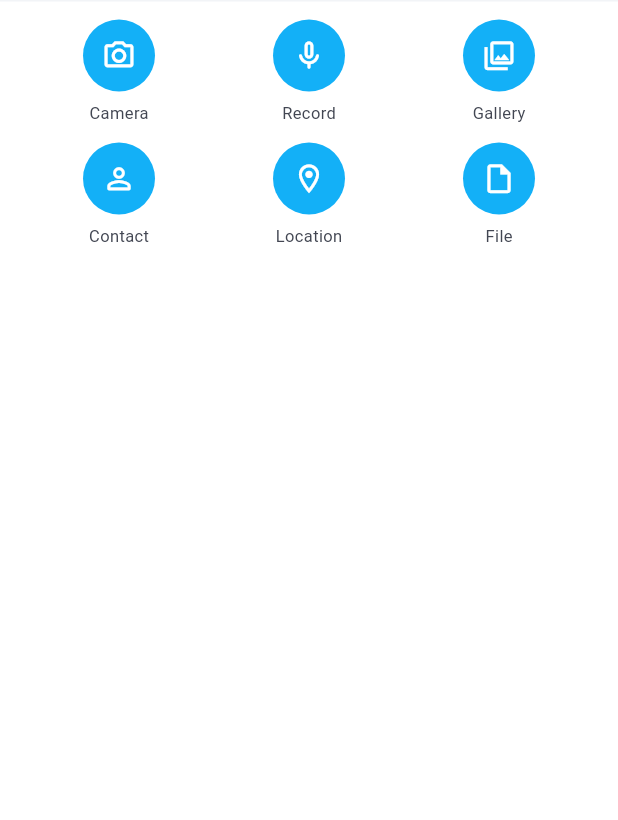
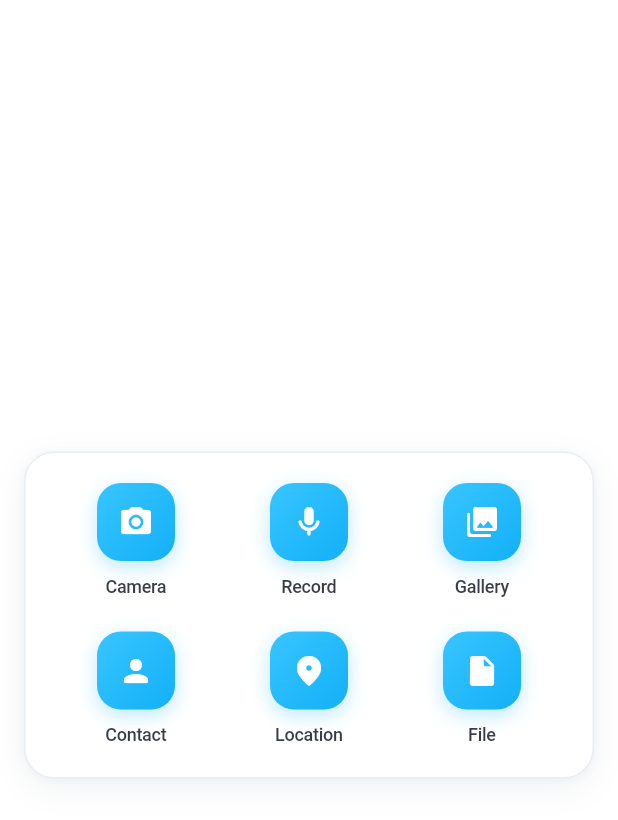
Before and after one commit to liejinxin1/flutter-im-app, a Flutter app: the AttachmentPanel widget shown alone on an empty page, opened directly with empty values, on a phone screen of 412 x 824 dp. Shown: the top 820 px of the screen. Run offline on Flutter 3.47's test engine with Material 3 defaults, Android fonts, the phone set to English and light mode, and no system bars; our stand-ins replace audioplayers, flutter_svg, go_router, image_picker, shared_preferences; missing offline and left inert: agora_chat_sdk, record; accounts and stored records are empty.

Commit message:
style: optimize conversation attachment panel layout and visual hierarchy

```diff
--- a/lib/ui/features/conversation/views/conversation_screen.dart
+++ b/lib/ui/features/conversation/views/conversation_screen.dart
@@ -571,23 +571,32 @@ class _ConversationScreenState extends State<ConversationScreen> {
                         onDelete: () => unawaited(_deleteSelection()),
                       )
                     else ...[
-                      if (_composer.attachmentsExpanded)
-                        AttachmentPanel(
+                      AnimatedSize(
+                        duration: const Duration(milliseconds: 220),
+                        curve: Curves.easeOutCubic,
+                        child: _composer.attachmentsExpanded
+                            ? AttachmentPanel(
                                 isRecording: _composer.isRecording,
                                 elapsed: _composer.elapsed,
                                 isBusy: _composer.isBusy,
-                          onCamera: () =>
-                              unawaited(_pickImage(MediaImageSource.camera)),
-                          onGallery: () =>
-                              unawaited(_pickImage(MediaImageSource.gallery)),
+                                onCamera: () => unawaited(
+                                  _pickImage(MediaImageSource.camera),
+                                ),
+                                onGallery: () => unawaited(
+                                  _pickImage(MediaImageSource.gallery),
+                                ),
                                 onRecord: () => unawaited(_toggleRecording()),
                                 onContact: () => _showMessage(
                                   context.l10n.contactShareUnavailable,
                                 ),
-                          onLocation: () =>
-                              _showMessage(context.l10n.locationUnavailable),
-                          onDocument: () =>
-                              _showMessage(context.l10n.documentUnavailable),
+                                onLocation: () => _showMessage(
+                                  context.l10n.locationUnavailable,
+                                ),
+                                onDocument: () => _showMessage(
+                                  context.l10n.documentUnavailable,
+                                ),
+                              )
+                            : const SizedBox.shrink(),
                       ),
                       MessageComposer(
                         controller: _messageController,
--- a/lib/ui/features/conversation/widgets/attachment_panel.dart
+++ b/lib/ui/features/conversation/widgets/attachment_panel.dart
@@ -3,7 +3,7 @@ import 'package:flutter/material.dart';
 import '../../../core/localization/l10n.dart';
 import '../../../core/theme/app_theme.dart';
 
-/// Expandable attachment grid under the timeline.
+/// Floating card attachment grid under the timeline.
 class AttachmentPanel extends StatelessWidget {
   const AttachmentPanel({
     super.key,
@@ -31,24 +31,44 @@ class AttachmentPanel extends StatelessWidget {
   @override
   Widget build(BuildContext context) {
     final l10n = context.l10n;
-    return Container(
-      width: double.infinity,
-      decoration: const BoxDecoration(
-        color: AppColors.surface,
-        border: Border(top: BorderSide(color: AppColors.divider)),
+    return Padding(
+      padding: const EdgeInsets.fromLTRB(16, 6, 16, 10),
+      child: Center(
+        child: ConstrainedBox(
+          constraints: const BoxConstraints(maxWidth: 420),
+          child: Container(
+            decoration: BoxDecoration(
+              color: Colors.white,
+              borderRadius: BorderRadius.circular(20),
+              border: Border.all(color: const Color(0xFFE8EEF5), width: 1),
+              boxShadow: const [
+                BoxShadow(
+                  color: Color(0x0F0D2447),
+                  blurRadius: 18,
+                  offset: Offset(0, 6),
                 ),
-      padding: const EdgeInsets.fromLTRB(16, 12, 16, 10),
+                BoxShadow(
+                  color: Color(0x0A0D2447),
+                  blurRadius: 4,
+                  offset: Offset(0, 1),
+                ),
+              ],
+            ),
+            padding: const EdgeInsets.symmetric(horizontal: 16, vertical: 16),
             child: Column(
+              mainAxisSize: MainAxisSize.min,
               children: [
                 Row(
                   children: [
                     _AttachmentAction(
-                icon: Icons.camera_alt_outlined,
+                      icon: Icons.camera_alt_rounded,
                       label: l10n.camera,
                       onTap: onCamera,
                     ),
                     _AttachmentAction(
-                icon: isRecording ? Icons.stop_rounded : Icons.mic_none_rounded,
+                      icon: isRecording
+                          ? Icons.stop_rounded
+                          : Icons.mic_rounded,
                       label: isRecording
                           ? l10n.stopRecording(_format(elapsed))
                           : l10n.voiceRecording,
@@ -56,33 +76,36 @@ class AttachmentPanel extends StatelessWidget {
                       highlight: isRecording,
                     ),
                     _AttachmentAction(
-                icon: Icons.photo_library_outlined,
+                      icon: Icons.photo_library_rounded,
                       label: l10n.gallery,
                       onTap: onGallery,
                     ),
                   ],
                 ),
-          const SizedBox(height: 12),
+                const SizedBox(height: 14),
                 Row(
                   children: [
                     _AttachmentAction(
-                icon: Icons.person_outline_rounded,
+                      icon: Icons.person_rounded,
                       label: l10n.contact,
                       onTap: onContact,
                     ),
                     _AttachmentAction(
-                icon: Icons.location_on_outlined,
+                      icon: Icons.location_on_rounded,
                       label: l10n.location,
                       onTap: onLocation,
                     ),
                     _AttachmentAction(
-                icon: Icons.insert_drive_file_outlined,
+                      icon: Icons.insert_drive_file_rounded,
                       label: l10n.document,
                       onTap: onDocument,
                     ),
                   ],
                 ),
               ],
+            ),
+          ),
+        ),
       ),
     );
   }
@@ -108,33 +131,72 @@ class _AttachmentAction extends StatelessWidget {
   final bool highlight;
 
   @override
-  Widget build(BuildContext context) => Expanded(
+  Widget build(BuildContext context) {
+    final bgGradient = highlight
+        ? const LinearGradient(
+            colors: [Color(0xFFFF5E5E), AppColors.danger],
+            begin: Alignment.topLeft,
+            end: Alignment.bottomRight,
+          )
+        : const LinearGradient(
+            colors: [Color(0xFF38C5FF), AppColors.send],
+            begin: Alignment.topLeft,
+            end: Alignment.bottomRight,
+          );
+
+    final glowColor = highlight
+        ? AppColors.danger.withValues(alpha: 0.32)
+        : AppColors.send.withValues(alpha: 0.28);
+
+    return Expanded(
+      child: Material(
+        color: Colors.transparent,
         child: InkWell(
           onTap: onTap,
-      borderRadius: BorderRadius.circular(12),
+          borderRadius: BorderRadius.circular(16),
+          splashColor: AppColors.send.withValues(alpha: 0.12),
+          highlightColor: AppColors.send.withValues(alpha: 0.06),
+          child: Padding(
+            padding: const EdgeInsets.symmetric(vertical: 4),
             child: Opacity(
               opacity: onTap == null ? .45 : 1,
               child: Column(
+                mainAxisSize: MainAxisSize.min,
                 children: [
                   Container(
-              width: 48,
-              height: 48,
+                    width: 52,
+                    height: 52,
                     decoration: BoxDecoration(
-                color: highlight ? AppColors.danger : AppColors.send,
-                shape: BoxShape.circle,
+                      gradient: bgGradient,
+                      borderRadius: BorderRadius.circular(16),
+                      boxShadow: [
+                        BoxShadow(
+                          color: glowColor,
+                          blurRadius: 10,
+                          offset: const Offset(0, 4),
                         ),
-              child: Icon(icon, color: Colors.white, size: 23),
+                      ],
                     ),
-            const SizedBox(height: 6),
+                    child: Icon(icon, color: Colors.white, size: 24),
+                  ),
+                  const SizedBox(height: 8),
                   Text(
                     label,
                     maxLines: 1,
                     overflow: TextOverflow.ellipsis,
-              style: const TextStyle(color: Color(0xFF424652), fontSize: 11),
+                    style: const TextStyle(
+                      color: Color(0xFF383C49),
+                      fontSize: 12,
+                      fontWeight: FontWeight.w500,
+                      letterSpacing: -0.2,
+                    ),
                   ),
                 ],
               ),
             ),
           ),
+        ),
+      ),
     );
   }
+}
```
Lines whose indentation alone changed are shown as unchanged.
